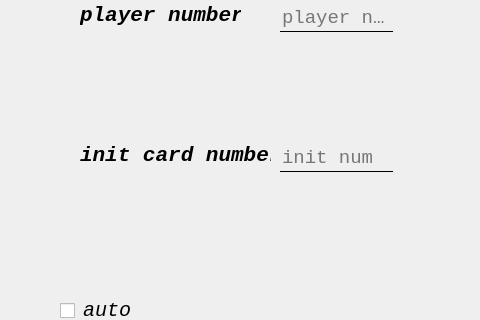
First picture: the form in init_game.ui, repository openhe-hub/one-card-ui, before the edit; both pictures show x 0 to 480 and y 155 to 475 of the 942 by 701 pixel window.
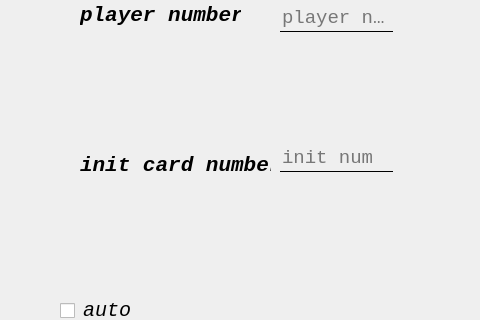
Second picture: the form after the edit. Icons and pictures are not drawn.

What changed in the file:
```diff
--- a/init_game.ui
+++ b/init_game.ui
@@ -159,7 +159,7 @@
    <property name="geometry">
     <rect>
      <x>80</x>
-     <y>280</y>
+     <y>290</y>
      <width>191</width>
      <height>61</height>
     </rect>
```
Left out of the diff: 8 changed lines with no effect on the pictures.
